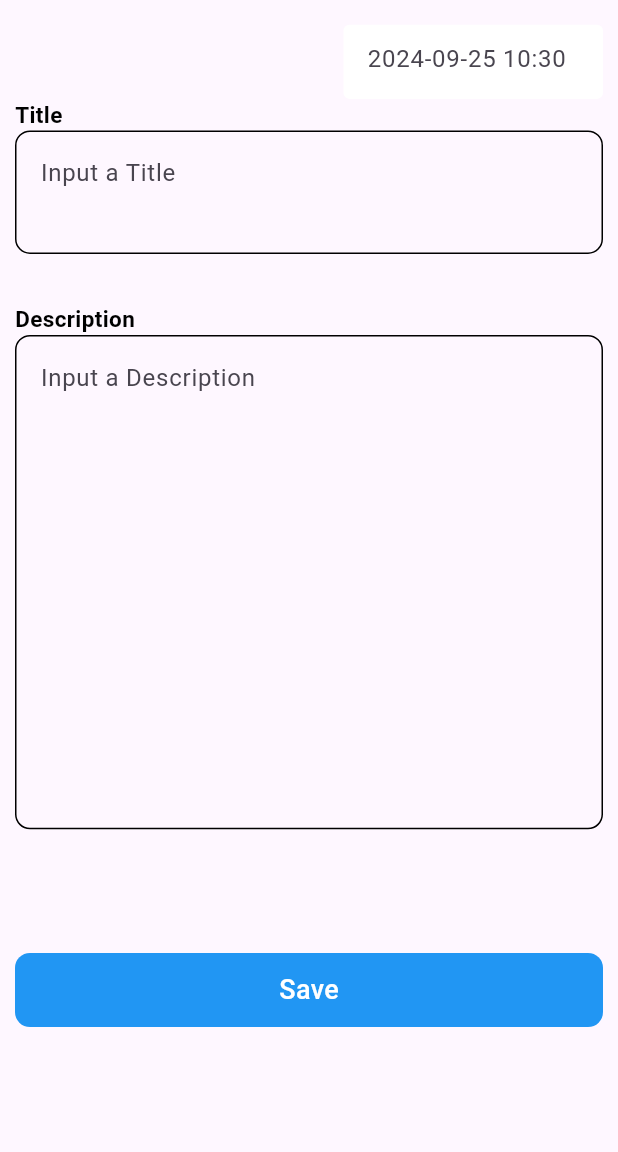
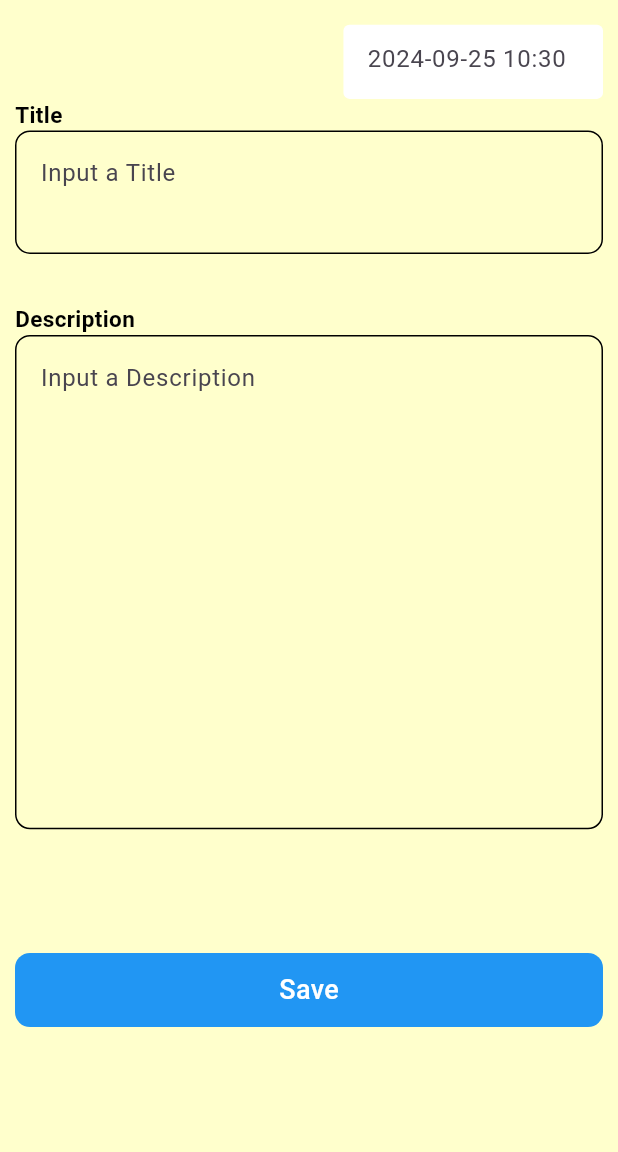
Before and after one commit to nooralom1/Note-App, a Flutter app: the AddNotes screen opened directly, on a phone screen of 412 x 824 dp, the part 84-1236 px from its top. Run offline on Flutter 3.47's test engine with Material 3 defaults, Android fonts, the phone set to English and light mode, and no system bars; our stand-ins replace cloud_firestore, firebase_core, flutter_slidable, get; accounts and stored records are empty.

Commit message:
note app

```diff
--- a/lib/view/screen/add_notes/add_notes_screen.dart
+++ b/lib/view/screen/add_notes/add_notes_screen.dart
@@ -17,6 +17,7 @@ class AddNotes extends StatelessWidget {
     AddNotesController addNotesController = Get.put(AddNotesController());
     HomeController homeController = Get.put(HomeController());
     return Scaffold(
+      backgroundColor: const Color(0xffffffcc),
       appBar: AppBar(
         backgroundColor: Colors.blue,
         title: const Text(
```
